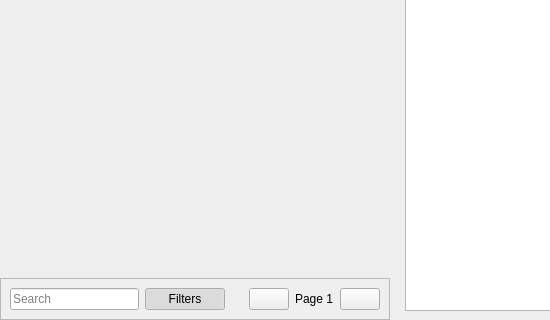
Old version of the form data/ui/widgets/facial.ui in the repository brandonzorn/Nlight; both pictures show x 0 to 550 and y 188 to 508 of the 860 by 508 pixel window.
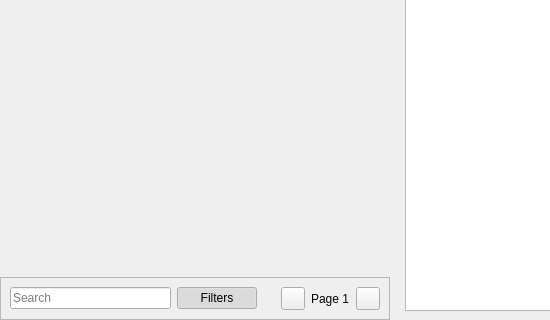
New version of the form. Custom widgets are drawn as their Qt base class.

The edit to the form file:
```diff
--- a/data/ui/widgets/facial.ui
+++ b/data/ui/widgets/facial.ui
@@ -90,9 +90,12 @@
          <widget class="SimpleCardWidget" name="page_frame">
           <layout class="QHBoxLayout" name="horizontalLayout_9">
            <item>
-            <widget class="PushButton" name="prev_btn">
-             <property name="text">
-              <string/>
+            <widget class="ToolButton" name="prev_btn">
+             <property name="popupMode">
+              <enum>QToolButton::DelayedPopup</enum>
+             </property>
+             <property name="arrowType">
+              <enum>Qt::NoArrow</enum>
              </property>
             </widget>
            </item>
@@ -104,11 +107,7 @@
             </widget>
            </item>
            <item>
-            <widget class="PushButton" name="next_btn">
-             <property name="text">
-              <string/>
-             </property>
-            </widget>
+            <widget class="ToolButton" name="next_btn"/>
            </item>
           </layout>
          </widget>
@@ -275,6 +274,11 @@
    <extends>QPushButton</extends>
    <header>qfluentwidgets</header>
   </customwidget>
+  <customwidget>
+   <class>ToolButton</class>
+   <extends>QToolButton</extends>
+   <header>qfluentwidgets</header>
+  </customwidget>
   <customwidget>
    <class>CardWidget</class>
    <extends>QFrame</extends>
```
